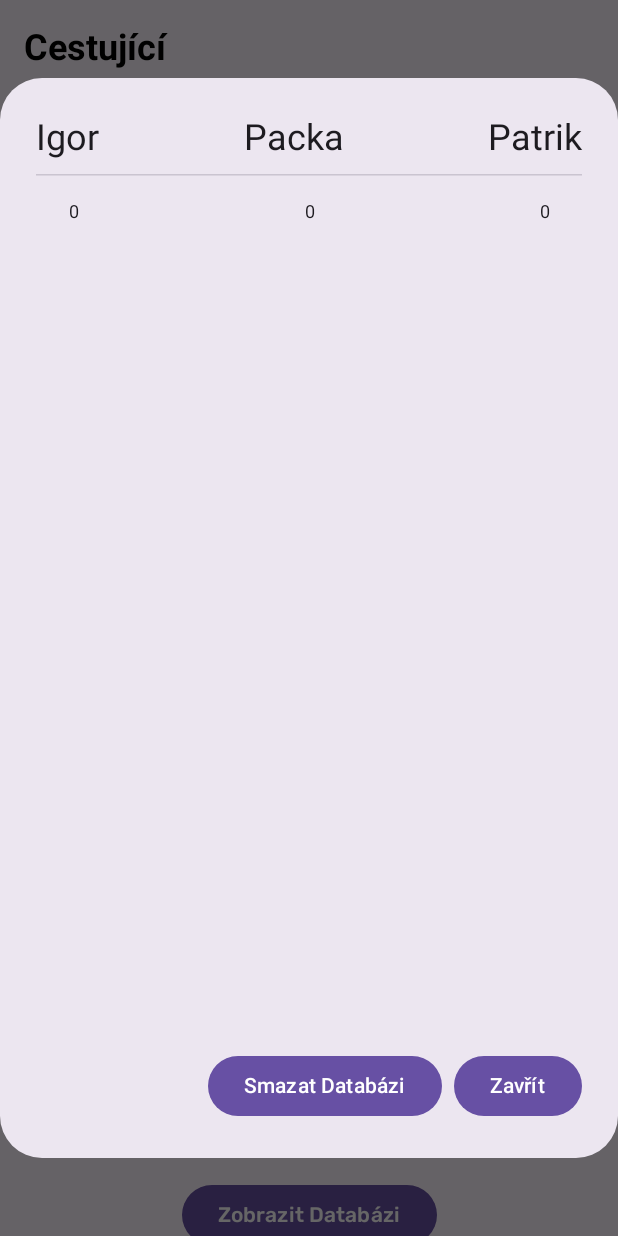
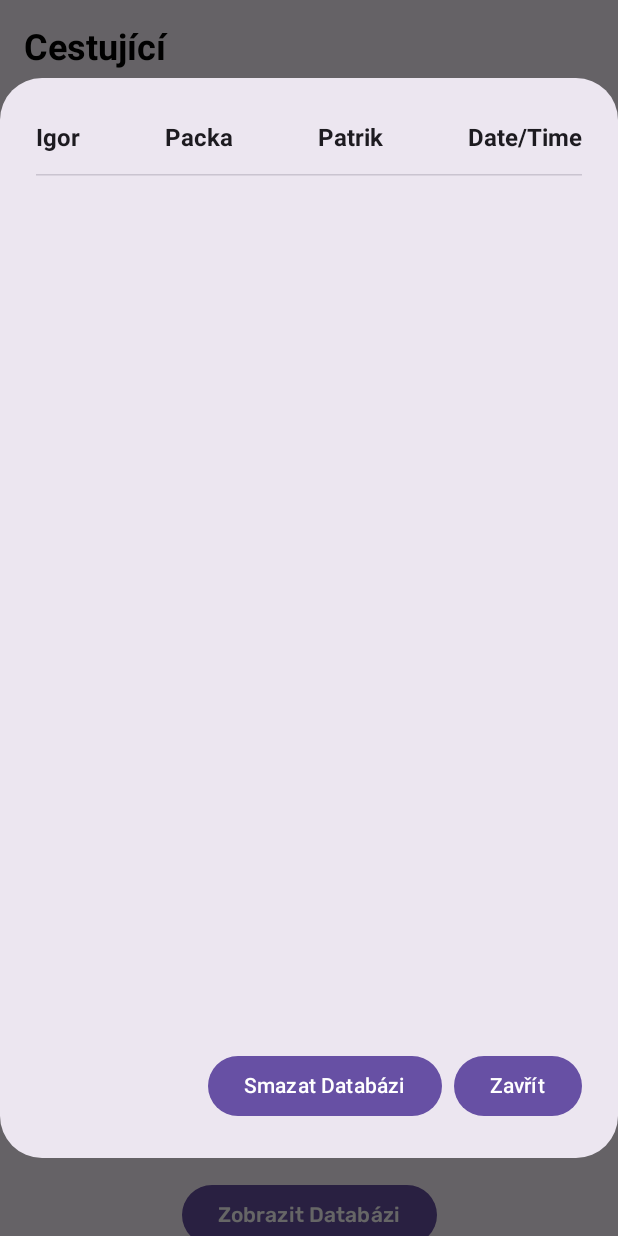
Before and after one commit to bphaggard/JardaTaxi, an Android app built with Jetpack Compose: the screen it shows after launch (MainActivity), after a tap on "Zobrazit Databázi", on a phone screen of 412 x 824 dp. Run offline under Robolectric (Android 15) with nearby library versions, the phone set to English and light mode, and no system bars; our stand-ins replace Dagger/Hilt's generated code, Firebase (no records; nobody signed in at launch, a user with empty details on screens opened directly).

Commit message:
funkční zapisování, čtení a týdenní spítání

```diff
--- a/app/build.gradle.kts
+++ b/app/build.gradle.kts
@@ -3,6 +3,7 @@ plugins {
     alias(libs.plugins.jetbrains.kotlin.android)
     alias(libs.plugins.ksp)
     alias(libs.plugins.hilt)
+    id("com.google.gms.google-services")
 }
 
 android {
@@ -85,4 +86,8 @@ dependencies {
 
     //Coil library
     implementation (libs.coil.compose)
+
+    //Firebase
+    implementation(platform(libs.firebase.bom))
+    implementation(libs.firebase.firestore)
 }
--- a/app/src/main/java/com/example/jardataxi/MainActivity.kt
+++ b/app/src/main/java/com/example/jardataxi/MainActivity.kt
@@ -12,6 +12,7 @@ import androidx.compose.ui.Modifier
 import androidx.navigation.NavHostController
 import androidx.navigation.compose.rememberNavController
 import com.example.jardataxi.navigation.NavGraph
+import com.example.jardataxi.presentation.screens.PassengerViewModel
 import com.example.jardataxi.ui.theme.JardaTaxiTheme
 import dagger.hilt.android.AndroidEntryPoint
 
@@ -19,7 +20,7 @@ import dagger.hilt.android.AndroidEntryPoint
 class MainActivity : ComponentActivity() {
 
     private lateinit var navController: NavHostController
-    private val viewModel: DailyInputViewModel by viewModels()
+    private val viewModel: PassengerViewModel by viewModels()
 
     override fun onCreate(savedInstanceState: Bundle?) {
         super.onCreate(savedInstanceState)
--- a/app/src/main/java/com/example/jardataxi/data/DailyInput.kt
+++ /dev/null
@@ -1,15 +0,0 @@
-package com.example.jardataxi.data
-
-import androidx.room.Entity
-import androidx.room.PrimaryKey
-import java.time.LocalDateTime
-
-@Entity(tableName = "daily_inputs")
-data class DailyInput(
-    @PrimaryKey(autoGenerate = true)
-    val id: Int = 0,
-    val packa: Int,
-    val igor: Int,
-    val patrik: Int,
-    val date: LocalDateTime = LocalDateTime.now()
-)
--- a/app/src/main/java/com/example/jardataxi/data/local/PassengerDao.kt
+++ /dev/null
@@ -1,36 +0,0 @@
-package com.example.jardataxi.data.local
-
-import androidx.room.Dao
-import androidx.room.Insert
-import androidx.room.OnConflictStrategy
-import androidx.room.Query
-import com.example.jardataxi.data.DailyInput
-import kotlinx.coroutines.flow.Flow
-import java.time.LocalDateTime
-
-@Dao
-interface PassengerDao {
-    @Insert(onConflict = OnConflictStrategy.REPLACE)
-    suspend fun insertPassenger(dailyInput: DailyInput)
-
-    @Query("SELECT * FROM daily_inputs")
-    fun getAllPassengers(): Flow<List<DailyInput>>
-
-    @Query("SELECT SUM(packa) FROM daily_inputs WHERE date BETWEEN :startDate AND :endDate")
-    suspend fun getPackaTotalForWeek(startDate: LocalDateTime, endDate: LocalDateTime): Int
-
-    @Query("SELECT SUM(igor) FROM daily_inputs WHERE date BETWEEN :startDate AND :endDate")
-    suspend fun getIgorTotalForWeek(startDate: LocalDateTime, endDate: LocalDateTime): Int
-
-    @Query("SELECT SUM(patrik) FROM daily_inputs WHERE date BETWEEN :startDate AND :endDate")
-    suspend fun getPatrikTotalForWeek(startDate: LocalDateTime, endDate: LocalDateTime): Int
-
-    @Query("DELETE FROM daily_inputs WHERE id = :id")
-    suspend fun deletePassengerById(id: Int)
-
-    @Query("DELETE FROM daily_inputs")
-    suspend fun deleteAll()
-
-    @Query("DELETE FROM sqlite_sequence WHERE name = 'daily_inputs'")
-    suspend fun deletePrimaryKeyIndex()
-}
--- a/app/src/main/java/com/example/jardataxi/data/local/PassengerDatabase.kt
+++ /dev/null
@@ -1,57 +0,0 @@
-package com.example.jardataxi.data.local
-
-import android.content.Context
-import androidx.room.Database
-import androidx.room.Room
-import androidx.room.RoomDatabase
-import androidx.room.TypeConverter
-import androidx.room.TypeConverters
-import androidx.room.migration.Migration
-import androidx.sqlite.db.SupportSQLiteDatabase
-import com.example.jardataxi.data.DailyInput
-import java.time.LocalDateTime
-import java.time.format.DateTimeFormatter
-
-@Database(entities = [DailyInput::class], version = 2, exportSchema = false)
-@TypeConverters(Converters::class)
-abstract class PassengerDatabase: RoomDatabase() {
-    abstract fun passengerDao(): PassengerDao
-
-    companion object {
-
-        @Volatile
-        private var INSTANCE: PassengerDatabase? = null
-        fun getDatabase(context: Context): PassengerDatabase {
-            return INSTANCE ?: synchronized(this) {
-                val instance = Room.databaseBuilder(
-                    context.applicationContext,
-                    PassengerDatabase::class.java, "passenger_database"
-                )
-                    .fallbackToDestructiveMigration()
-                    .build()
-                INSTANCE = instance
-                instance
-            }
-        }
-    }
-}
-
-class Converters {
-    private val formatter = DateTimeFormatter.ofPattern("dd.MM.yyyy HH:mm:ss")
-
-    @TypeConverter
-    fun fromTimestamp(value: String?): LocalDateTime? {
-        return value?.let {
-            try {
-                LocalDateTime.parse(it, formatter)
-            } catch (e: Exception) {
-                null
-            }
-        }
-    }
-
-    @TypeConverter
-    fun dateToTimestamp(date: LocalDateTime?): String? {
-        return date?.format(formatter)
-    }
-}
--- a/app/src/main/java/com/example/jardataxi/data/repository/PassengerRepository.kt
+++ /dev/null
@@ -1,44 +0,0 @@
-package com.example.jardataxi.data.repository
-
-import com.example.jardataxi.data.DailyInput
-import com.example.jardataxi.data.local.PassengerDao
-import kotlinx.coroutines.Dispatchers
-import kotlinx.coroutines.flow.Flow
-import kotlinx.coroutines.withContext
-import java.time.LocalDateTime
-
-class PassengerRepository(private val dao: PassengerDao) {
-
-    fun getAllPassengers(): Flow<List<DailyInput>> {
-        return dao.getAllPassengers()
-    }
-
-    suspend fun addInput(dailyInput: DailyInput) {
-        withContext(Dispatchers.IO) {
-            dao.insertPassenger(dailyInput)
-        }
-    }
-
-    suspend fun deletePassengers() {
-        dao.deleteAll()
-        dao.deletePrimaryKeyIndex()
-    }
-
-    suspend fun getPackaTotalForWeek(startDate: LocalDateTime, endDate: LocalDateTime): Int {
-        return withContext(Dispatchers.IO) {
-            dao.getPackaTotalForWeek(startDate, endDate)
-        }
-    }
-
-    suspend fun getIgorTotalForWeek(startDate: LocalDateTime, endDate: LocalDateTime): Int {
-        return withContext(Dispatchers.IO) {
-            dao.getIgorTotalForWeek(startDate, endDate)
-        }
-    }
-
-    suspend fun getPatrikTotalForWeek(startDate: LocalDateTime, endDate: LocalDateTime): Int {
-        return withContext(Dispatchers.IO) {
-            dao.getPatrikTotalForWeek(startDate, endDate)
-        }
-    }
-}
--- a/app/src/main/java/com/example/jardataxi/di/AppModule.kt
+++ b/app/src/main/java/com/example/jardataxi/di/AppModule.kt
@@ -1,10 +1,9 @@
 package com.example.jardataxi.di
 
-import android.app.Application
-import androidx.room.Room
-import com.example.jardataxi.data.local.PassengerDao
-import com.example.jardataxi.data.local.PassengerDatabase
-import com.example.jardataxi.data.repository.PassengerRepository
+import com.example.jardataxi.domain.model.PassengerRepository
+import com.google.firebase.Firebase
+import com.google.firebase.firestore.FirebaseFirestore
+import com.google.firebase.firestore.firestore
 import dagger.Module
 import dagger.Provides
 import dagger.hilt.InstallIn
@@ -17,23 +16,13 @@ object AppModule {
 
     @Singleton
     @Provides
-    fun providePassengerRepository(dao: PassengerDao): PassengerRepository {
-        return PassengerRepository(dao)
+    fun providePassengerRepository(firestore: FirebaseFirestore): PassengerRepository {
+        return PassengerRepository(firestore)
     }
 
     @Singleton
     @Provides
-    fun provideDatabase(app: Application): PassengerDatabase {
-        return Room.databaseBuilder(
-            app,
-            PassengerDatabase::class.java,
-            "passenger_database"
-        ).build()
-    }
-
-    @Singleton
-    @Provides
-    fun providePassengerDao(database: PassengerDatabase): PassengerDao {
-        return database.passengerDao()
+    fun provideFirestore(): FirebaseFirestore {
+        return Firebase.firestore
     }
 }
--- /dev/null
+++ b/app/src/main/java/com/example/jardataxi/domain/Passenger.kt
@@ -0,0 +1,11 @@
+package com.example.jardataxi.domain
+
+import com.google.firebase.Timestamp
+
+data class Passenger(
+    val id: Int = 0,
+    val igor: Int = 0,
+    val packa: Int = 0,
+    val patrik: Int = 0,
+    val date: Timestamp = Timestamp.now()
+)
--- /dev/null
+++ b/app/src/main/java/com/example/jardataxi/domain/model/PassengerRepository.kt
@@ -0,0 +1,104 @@
+package com.example.jardataxi.domain.model
+
+import com.example.jardataxi.domain.Passenger
+import com.google.firebase.Timestamp
+import com.google.firebase.firestore.FirebaseFirestore
+import com.google.firebase.firestore.Query
+import kotlinx.coroutines.channels.awaitClose
+import kotlinx.coroutines.flow.Flow
+import kotlinx.coroutines.flow.callbackFlow
+import kotlinx.coroutines.tasks.await
+import java.time.Instant
+import javax.inject.Inject
+
+class PassengerRepository @Inject constructor(
+    private val db: FirebaseFirestore
+) {
+
+    suspend fun addInput(dailyInput: Passenger) {
+        try {
+            db.collection("dailyInputs")
+                .add(dailyInput)
+                .await()
+        } catch (e: Exception) {
+            e.printStackTrace()
+        }
+    }
+
+//    private suspend fun getTotalForWeek(field: String, startDate: Instant, endDate: Instant): Int {
+//        return try {
+//            val startTimestamp = startDate.atZone(ZoneId.systemDefault()).toInstant().toEpochMilli()
+//            val endTimestamp = endDate.atZone(ZoneId.systemDefault()).toInstant().toEpochMilli()
+//
+//            val result: QuerySnapshot = db.collection("dailyInputs")
+//                .whereGreaterThanOrEqualTo("date", startTimestamp)
+//                .whereLessThanOrEqualTo("date", endTimestamp)
+//                .orderBy("date", Query.Direction.ASCENDING)
+//                .get()
+//                .await()
+//
+//            result.documents.sumOf { it.getLong(field)?.toInt() ?: 0 }
+//        } catch (e: Exception) {
+//            e.printStackTrace()
+//            0
+//        }
+//    }
+
+    suspend fun getPackaTotalForWeek(startDate: Instant, endDate: Instant): Int {
+        return db.collection("dailyInputs")
+            .whereGreaterThanOrEqualTo("date", Timestamp(startDate.epochSecond, startDate.nano))
+            .whereLessThanOrEqualTo("date", Timestamp(endDate.epochSecond, endDate.nano))
+            .get()
+            .await()
+            .documents
+            .sumOf { it.getLong("packa")?.toInt() ?: 0 }
+    }
+
+    suspend fun getIgorTotalForWeek(startDate: Instant, endDate: Instant): Int {
+        return db.collection("dailyInputs")
+            .whereGreaterThanOrEqualTo("date", Timestamp(startDate.epochSecond, startDate.nano))
+            .whereLessThanOrEqualTo("date", Timestamp(endDate.epochSecond, endDate.nano))
+            .get()
+            .await()
+            .documents
+            .sumOf { it.getLong("igor")?.toInt() ?: 0 }
+    }
+
+    suspend fun getPatrikTotalForWeek(startDate: Instant, endDate: Instant): Int {
+        return db.collection("dailyInputs")
+            .whereGreaterThanOrEqualTo("date", Timestamp(startDate.epochSecond, startDate.nano))
+            .whereLessThanOrEqualTo("date", Timestamp(endDate.epochSecond, endDate.nano))
+            .get()
+            .await()
+            .documents
+            .sumOf { it.getLong("patrik")?.toInt() ?: 0 }
+    }
+
+    suspend fun deletePassengers() {
+        try {
+            val batch = db.batch()
+            val collection = db.collection("dailyInputs")
+            val snapshot = collection.get().await()
+            for (document in snapshot.documents) {
+                batch.delete(document.reference)
+            }
+            batch.commit().await()
+        } catch (e: Exception) {
+            e.printStackTrace()
+        }
+    }
+
+    fun getAllPassengers(): Flow<List<Passenger>> = callbackFlow {
+        val listenerRegistration = db.collection("dailyInputs")
+            .orderBy("date", Query.Direction.ASCENDING)
+            .addSnapshotListener { snapshot, error ->
+                if (error != null) {
+                    close(error)
+                    return@addSnapshotListener
+                }
+                val dailyInputs = snapshot?.documents?.mapNotNull { it.toObject(Passenger::class.java) } ?: emptyList()
+                trySend(dailyInputs)
+            }
+        awaitClose { listenerRegistration.remove() }
+    }
+}
--- a/app/src/main/java/com/example/jardataxi/navigation/NavGraph.kt
+++ b/app/src/main/java/com/example/jardataxi/navigation/NavGraph.kt
@@ -1,17 +1,17 @@
 package com.example.jardataxi.navigation
 
 import androidx.compose.runtime.Composable
+import androidx.navigation.NavHostController
 import androidx.navigation.compose.NavHost
-import androidx.navigation.NavHostController
 import androidx.navigation.compose.composable
-import com.example.jardataxi.DailyInputViewModel
 import com.example.jardataxi.presentation.screens.HomeScreen
+import com.example.jardataxi.presentation.screens.PassengerViewModel
 import com.example.jardataxi.presentation.screens.SplashScreen
 
 @Composable
 fun NavGraph(
     navController: NavHostController,
-    viewModel: DailyInputViewModel
+    viewModel: PassengerViewModel
 ) {
     NavHost(
         navController = navController,
--- a/app/src/main/java/com/example/jardataxi/presentation/PassengerCard.kt
+++ b/app/src/main/java/com/example/jardataxi/presentation/PassengerCard.kt
@@ -23,15 +23,14 @@ import androidx.compose.ui.Modifier
 import androidx.compose.ui.res.painterResource
 import androidx.compose.ui.text.font.FontWeight
 import androidx.compose.ui.unit.dp
-import androidx.compose.ui.unit.sp
-import com.example.jardataxi.DailyInputViewModel
 import com.example.jardataxi.R
+import com.example.jardataxi.presentation.screens.PassengerViewModel
 import com.example.jardataxi.ui.theme.rubikFamily
 
 @Composable
 fun PassengerCard(
     name: String,
-    viewModel: DailyInputViewModel
+    viewModel: PassengerViewModel
 ) {
     // Passenger Image Mapping
     val nameImage = imageMap[name] ?: R.drawable.taxi_passenger
--- a/app/src/main/java/com/example/jardataxi/presentation/screens/HomeScreen.kt
+++ b/app/src/main/java/com/example/jardataxi/presentation/screens/HomeScreen.kt
@@ -12,8 +12,6 @@ import androidx.compose.foundation.layout.height
 import androidx.compose.foundation.layout.padding
 import androidx.compose.foundation.layout.size
 import androidx.compose.foundation.layout.width
-import androidx.compose.foundation.layout.wrapContentHeight
-import androidx.compose.foundation.layout.wrapContentWidth
 import androidx.compose.foundation.lazy.LazyColumn
 import androidx.compose.foundation.lazy.items
 import androidx.compose.foundation.rememberScrollState
@@ -43,15 +41,16 @@ import androidx.compose.ui.platform.LocalContext
 import androidx.compose.ui.text.font.FontWeight
 import androidx.compose.ui.unit.dp
 import androidx.compose.ui.unit.sp
-import com.example.jardataxi.DailyInputViewModel
-import com.example.jardataxi.data.DailyInput
+import com.example.jardataxi.domain.Passenger
 import com.example.jardataxi.presentation.PassengerCard
 import com.example.jardataxi.presentation.getCurrentWeek
 import com.example.jardataxi.ui.theme.rubikFamily
+import java.time.ZoneId
+import java.time.format.DateTimeFormatter
 
 @OptIn(ExperimentalMaterial3Api::class)
 @Composable
-fun HomeScreen(viewModel: DailyInputViewModel) {
+fun HomeScreen(viewModel: PassengerViewModel) {
 
     val rideIgor by viewModel.inputIgor
     val ridePacka by viewModel.inputPacka
@@ -83,14 +82,19 @@ fun HomeScreen(viewModel: DailyInputViewModel) {
                         verticalAlignment = Alignment.CenterVertically,
                         horizontalArrangement = Arrangement.SpaceBetween
                     ) {
-                            Text(text = "Igor")
-                            Text(text = "Packa")
-                            Text(text = "Patrik")
+                        DialogueText(title = "Igor")
+                        DialogueText(title = "Packa")
+                        DialogueText(title = "Patrik")
+                        DialogueText(title = "Date/Time")
                     } }
                     item { Spacer(modifier = Modifier.size(8.dp)) }
                     item { HorizontalDivider() }
                     item { Spacer(modifier = Modifier.size(8.dp)) }
                     items(passengersList) {passenger ->
+                        val instant = passenger.date.toDate().toInstant()
+                        val dateTime = instant.atZone(ZoneId.systemDefault()).toLocalDateTime()
+                        val formatter = dateTime.format(DateTimeFormatter.ofPattern("dd.MM.yyyy HH:mm:ss"))
+
                         Row(
                             modifier = Modifier
                                 .fillMaxWidth(),
@@ -130,6 +134,17 @@ fun HomeScreen(viewModel: DailyInputViewModel) {
                             ) {
                                 Text(
                                     text = passenger.patrik.toString(),
+                                    fontSize = 12.sp
+                                )
+                            }
+                            Column(
+                                modifier = Modifier
+                                    .fillMaxHeight(),
+                                horizontalAlignment = Alignment.CenterHorizontally,
+                                verticalArrangement = Arrangement.Center
+                            ) {
+                                Text(
+                                    text = formatter,
                                     fontSize = 12.sp
                                 )
                             }
@@ -188,7 +203,7 @@ fun HomeScreen(viewModel: DailyInputViewModel) {
                     Spacer(modifier = Modifier.height(20.dp))
                     Button(
                         onClick = { viewModel.addDailyInput(
-                            DailyInput(
+                            Passenger(
                                 igor = rideIgor,
                                 packa = ridePacka,
                                 patrik = ridePatrik
@@ -274,7 +289,7 @@ fun HomeScreen(viewModel: DailyInputViewModel) {
 fun RowItem(
     name: String,
     value: Int,
-    viewModel: DailyInputViewModel
+    viewModel: PassengerViewModel
 ) {
     val igorCheckBox by viewModel.checkBoxStateIgor.collectAsState()
     val packaCheckBox by viewModel.checkBoxStatePacka.collectAsState()
@@ -317,3 +332,12 @@ fun RowItem(
         }
     }
 }
+
+@Composable
+fun DialogueText(title: String) {
+    Text(
+        text = title,
+        fontSize = 16.sp,
+        fontWeight = FontWeight.Bold
+    )
+}
--- a/app/src/main/java/com/example/jardataxi/DailyInputViewModel.kt
+++ b/app/src/main/java/com/example/jardataxi/presentation/screens/PassengerViewModel.kt
@@ -1,47 +1,46 @@
-package com.example.jardataxi
+package com.example.jardataxi.presentation.screens
 
-import androidx.compose.runtime.MutableIntState
 import androidx.compose.runtime.State
 import androidx.compose.runtime.mutableIntStateOf
 import androidx.compose.runtime.mutableStateOf
 import androidx.lifecycle.ViewModel
 import androidx.lifecycle.viewModelScope
-import com.example.jardataxi.data.DailyInput
-import com.example.jardataxi.data.repository.PassengerRepository
+import com.example.jardataxi.domain.model.PassengerRepository
+import com.example.jardataxi.domain.Passenger
 import dagger.hilt.android.lifecycle.HiltViewModel
 import kotlinx.coroutines.flow.Flow
 import kotlinx.coroutines.flow.MutableStateFlow
 import kotlinx.coroutines.flow.StateFlow
 import kotlinx.coroutines.launch
-import java.time.DayOfWeek
-import java.time.LocalDate
+import java.time.Instant
 import java.time.LocalDateTime
 import java.time.LocalTime
+import java.time.ZoneOffset
 import javax.inject.Inject
 
 @HiltViewModel
-class DailyInputViewModel @Inject constructor(
+class PassengerViewModel @Inject constructor(
     private val repository: PassengerRepository
 ): ViewModel() {
 
     // Ride Counter
     private val _rideIgorHalfCount = mutableIntStateOf(0)
-    val rideIgorHalfCount: MutableIntState = _rideIgorHalfCount
+    val rideIgorHalfCount: State<Int> = _rideIgorHalfCount
 
     private val _rideIgorFullCount = mutableIntStateOf(0)
-    val rideIgorFullCount: MutableIntState = _rideIgorFullCount
+    val rideIgorFullCount: State<Int> = _rideIgorFullCount
 
     private val _ridePackaHalfCount = mutableIntStateOf(0)
-    val ridePackaHalfCount: MutableIntState = _ridePackaHalfCount
+    val ridePackaHalfCount: State<Int> = _ridePackaHalfCount
 
     private val _ridePackaFullCount = mutableIntStateOf(0)
-    val ridePackaFullCount: MutableIntState = _ridePackaFullCount
+    val ridePackaFullCount: State<Int> = _ridePackaFullCount
 
     private val _ridePatrikHalfCount = mutableIntStateOf(0)
-    val ridePatrikHalfCount: MutableIntState = _ridePatrikHalfCount
+    val ridePatrikHalfCount: State<Int> = _ridePatrikHalfCount
 
     private val _ridePatrikFullCount = mutableIntStateOf(0)
-    val ridePatrikFullCount: MutableIntState = _ridePatrikFullCount
+    val ridePatrikFullCount: State<Int> = _ridePatrikFullCount
 
     fun setRideHalfCount(name: String) {
         when (name) {
@@ -130,15 +129,10 @@ class DailyInputViewModel @Inject constructor(
         _inputPatrik.intValue += 100
     }
 
-//    fun addDailyInput(dailyInput: DailyInput) {
-//        viewModelScope.launch {
-//            repository.addInput(dailyInput)
-//        }
-//    }
-    fun addDailyInput(dailyInput: DailyInput) {
+    fun addDailyInput(dailyInput: Passenger) {
         viewModelScope.launch {
             repository.addInput(dailyInput)
-            val startDate = LocalDate.now().with(DayOfWeek.MONDAY).atStartOfDay()
+            val startDate = LocalDateTime.now().with(LocalTime.MIN)
             val endDate = startDate.plusDays(6).with(LocalTime.MAX)
             fetchWeeklyTotals(startDate, endDate) // Fetch weekly totals after adding data
         }
@@ -173,24 +167,27 @@ class DailyInputViewModel @Inject constructor(
     val patrikWeeklyTotal: StateFlow<Int> = _patrikWeeklyTotal
 
     init {
-        val startDate = LocalDate.now().with(DayOfWeek.MONDAY).atStartOfDay()
+        val startDate = LocalDateTime.now().with(LocalTime.MIN)
         val endDate = startDate.plusDays(6).with(LocalTime.MAX)
         fetchWeeklyTotals(startDate, endDate)
     }
 
     private fun fetchWeeklyTotals(startDate: LocalDateTime, endDate: LocalDateTime) {
-        getWeeklyTotal("packa", startDate, endDate) { total ->
+        val startInstant = startDate.toInstant(ZoneOffset.UTC)
+        val endInstant = endDate.toInstant(ZoneOffset.UTC)
+
+        getWeeklyTotal("packa", startInstant, endInstant) { total ->
             _packaWeeklyTotal.value = total
         }
-        getWeeklyTotal("igor", startDate, endDate) { total ->
+        getWeeklyTotal("igor", startInstant, endInstant) { total ->
             _igorWeeklyTotal.value = total
         }
-        getWeeklyTotal("patrik", startDate, endDate) { total ->
+        getWeeklyTotal("patrik", startInstant, endInstant) { total ->
             _patrikWeeklyTotal.value = total
         }
     }
 
-    private fun getWeeklyTotal(field: String, startDate: LocalDateTime, endDate: LocalDateTime, callback: (Int) -> Unit) {
+    private fun getWeeklyTotal(field: String, startDate: Instant, endDate: Instant, callback: (Int) -> Unit) {
         viewModelScope.launch {
             val total = when (field) {
                 "packa" -> repository.getPackaTotalForWeek(startDate, endDate)
@@ -202,7 +199,7 @@ class DailyInputViewModel @Inject constructor(
         }
     }
 
-    fun getAllPassengers(): Flow<List<DailyInput>> {
+    fun getAllPassengers(): Flow<List<Passenger>> {
         return repository.getAllPassengers()
     }
 
--- a/build.gradle.kts
+++ b/build.gradle.kts
@@ -4,4 +4,5 @@ plugins {
     alias(libs.plugins.jetbrains.kotlin.android) apply false
     alias(libs.plugins.ksp) apply false
     alias(libs.plugins.hilt) apply false
+    id("com.google.gms.google-services") version "4.4.2" apply false
 }
--- a/gradle/libs.versions.toml
+++ b/gradle/libs.versions.toml
@@ -1,6 +1,7 @@
 [versions]
 agp = "8.4.2"
 coilCompose = "2.5.0"
+firebaseBom = "33.1.2"
 hiltAndroid = "2.50"
 ksp = "1.9.10-1.0.13"
 kotlin = "1.9.22"
@@ -24,6 +25,8 @@ androidx-room-ktx = { module = "androidx.room:room-ktx", version.ref = "roomRunt
 androidx-room-runtime = { module = "androidx.room:room-runtime", version.ref = "roomRuntime" }
 androidx-room-testing = { module = "androidx.room:room-testing", version.ref = "roomRuntime" }
 coil-compose = { module = "io.coil-kt:coil-compose", version.ref = "coilCompose" }
+firebase-bom = { module = "com.google.firebase:firebase-bom", version.ref = "firebaseBom" }
+firebase-firestore = { module = "com.google.firebase:firebase-firestore" }
 hilt-android = { module = "com.google.dagger:hilt-android", version.ref = "hiltAndroid" }
 hilt-android-compiler = { group = "com.google.dagger", name = "hilt-android-compiler", version.ref = "hiltAndroid" }
 hilt-compiler = { module = "com.google.dagger:hilt-compiler", version.ref = "hiltAndroid" }
```
Lines whose indentation alone changed are shown as unchanged.
